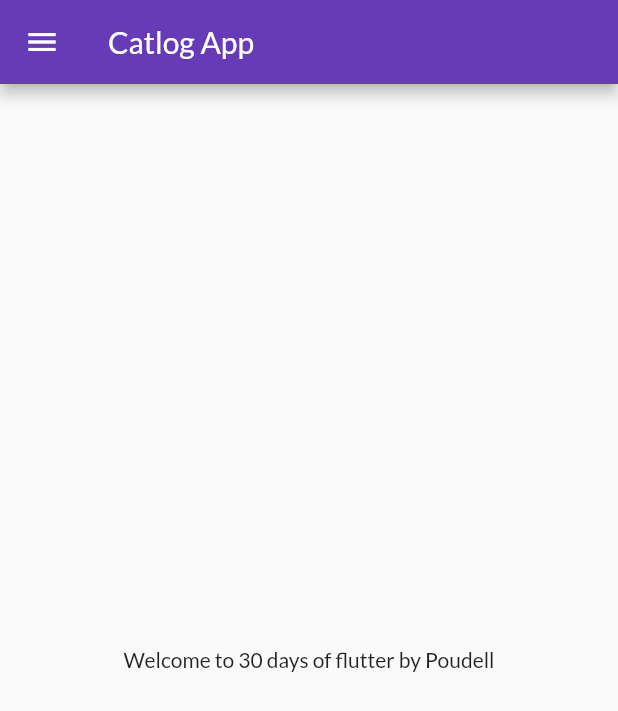
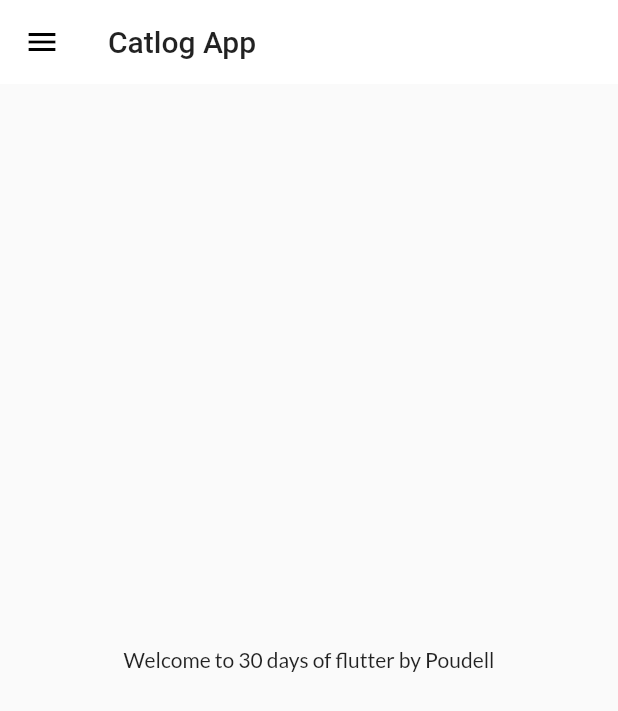
Before and after one commit to tilakpoudel/flutter_catelog_app, a Flutter app: the screen it shows after launch, on a phone screen of 412 x 824 dp. Shown: the top 711 px of the screen. Run offline on Flutter 3.47's test engine with Material 2 defaults, Android fonts, the phone set to English and light mode, and no system bars; our stand-ins replace google_fonts.

Commit message:
theme extracted

```diff
--- a/lib/main.dart
+++ b/lib/main.dart
@@ -1,4 +1,5 @@
 import 'package:flutter/material.dart';
+import 'package:flutter_catalog/widgets/theme.dart';
 import 'package:google_fonts/google_fonts.dart';
 
 import 'pages/home_page.dart';
@@ -18,14 +19,9 @@ class MyApp extends StatelessWidget {
     return MaterialApp(
       // home: const HomePage(), // used route for home page so commented
       themeMode: ThemeMode.light,
-      theme: ThemeData(
-        primarySwatch: Colors.deepPurple,
-        fontFamily: GoogleFonts.lato().fontFamily,
-      ),
+      theme: MyTheme.lightTheme(context),
       debugShowCheckedModeBanner: false,
-      darkTheme: ThemeData(
-        brightness: Brightness.dark,
-      ),
+      darkTheme: MyTheme.darkTheme(context),
       initialRoute: MyRoutes.homeRoute,
       routes: {
         // '/': (context) => const LoginPage(),
--- /dev/null
+++ b/lib/widgets/theme.dart
@@ -0,0 +1,20 @@
+import 'package:flutter/material.dart';
+import 'package:google_fonts/google_fonts.dart';
+
+class MyTheme {
+  static ThemeData lightTheme(BuildContext context) => ThemeData(
+        primarySwatch: Colors.deepPurple,
+        fontFamily: GoogleFonts.lato().fontFamily,
+        appBarTheme: AppBarTheme(
+          color: Colors.white,
+          elevation: 0.0,
+          iconTheme: IconThemeData(color: Colors.black),
+          toolbarTextStyle: Theme.of(context).textTheme.bodyText2,
+          titleTextStyle: Theme.of(context).textTheme.headline6,
+        ),
+      );
+
+  static ThemeData darkTheme(BuildContext context) => ThemeData(
+        brightness: Brightness.dark,
+      );
+}
```
